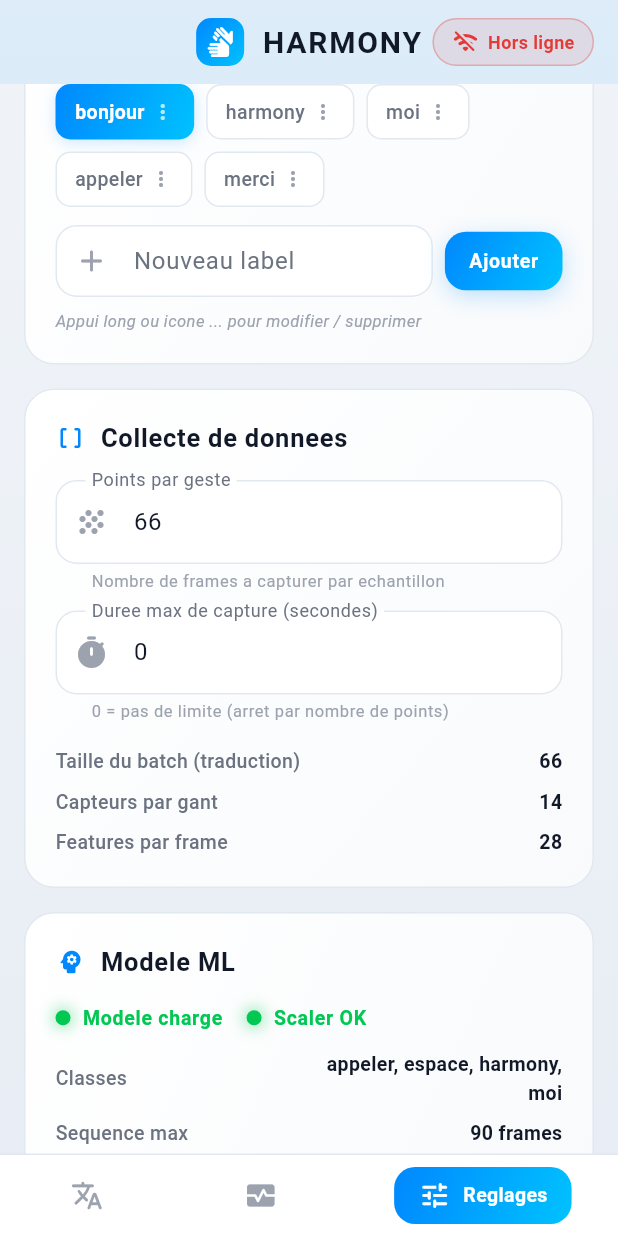
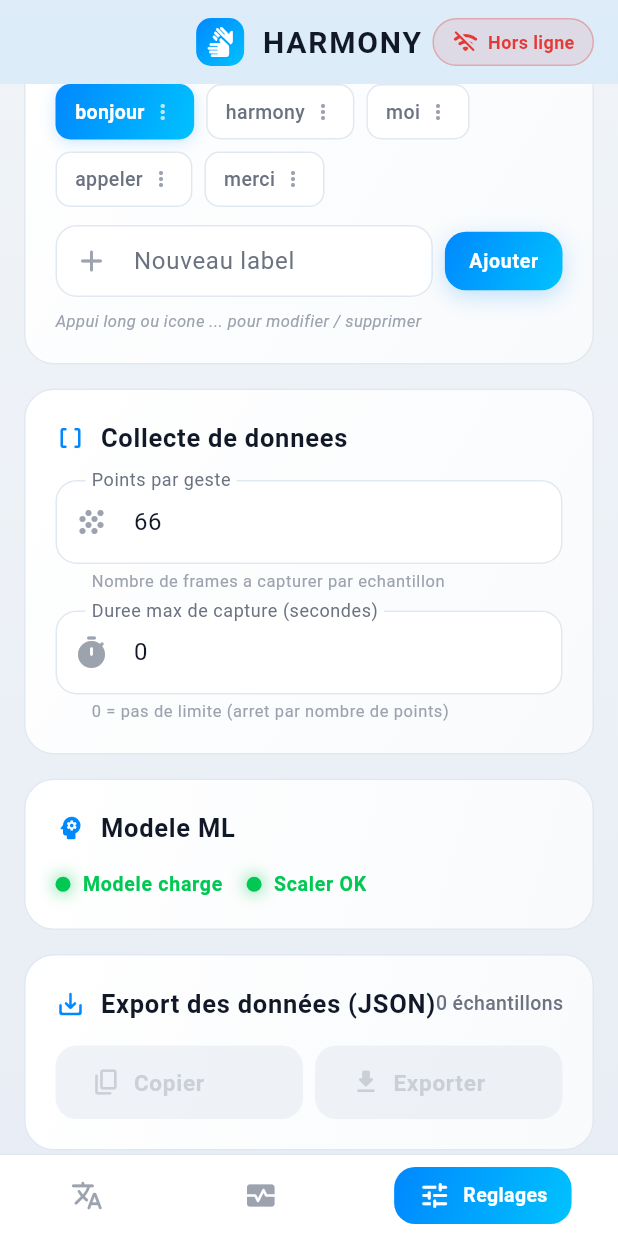
Before and after one commit to TF-Jordan/HF, a Flutter app: the screen it shows after launch, item 3 of the bottom bar chosen, scrolled down 576 dp, on a phone screen of 412 x 824 dp. Run offline on Flutter 3.47's test engine with Material 3 defaults, Android fonts, the phone set to English and light mode, and no system bars; our stand-ins replace camera; missing offline and left inert: dart:ffi, exif.

Commit message:
correction des bugs

```diff
--- a/lib/screens/settings/settings_screen.dart
+++ b/lib/screens/settings/settings_screen.dart
@@ -531,24 +531,6 @@ class _SettingsScreenState extends State<SettingsScreen> {
               }
             },
           ),
-          const SizedBox(height: 16),
-          _InfoRow(
-            label: 'Taille du batch (traduction)',
-            value: '${AppConstants.translationBatchSize}',
-            c: c,
-          ),
-          const SizedBox(height: 8),
-          _InfoRow(
-            label: 'Capteurs par gant',
-            value: '${AppConstants.sensorCountPerDevice}',
-            c: c,
-          ),
-          const SizedBox(height: 8),
-          _InfoRow(
-            label: 'Features par frame',
-            value: '${AppConstants.numFeatures}',
-            c: c,
-          ),
         ],
       ),
     );
@@ -591,18 +573,6 @@ class _SettingsScreenState extends State<SettingsScreen> {
               style: TextStyle(color: c.error, fontSize: 12),
             ),
           ],
-          const SizedBox(height: 12),
-          _InfoRow(
-            label: 'Classes',
-            value: AppConstants.gestureClasses.join(', '),
-            c: c,
-          ),
-          const SizedBox(height: 8),
-          _InfoRow(
-            label: 'Sequence max',
-            value: '${AppConstants.maxSequenceLength} frames',
-            c: c,
-          ),
         ],
       ),
     );
@@ -617,10 +587,10 @@ class _SettingsScreenState extends State<SettingsScreen> {
         crossAxisAlignment: CrossAxisAlignment.start,
         children: [
           SectionHeader(
-            title: 'Export des donnees',
+            title: 'Export des données (JSON)',
             icon: Icons.save_alt_rounded,
             trailing: Text(
-              '${rec.totalSamples} echantillons',
+              '${rec.totalSamples} échantillons',
               style: TextStyle(
                 color: c.textSecondary,
                 fontSize: 13,
@@ -633,7 +603,7 @@ class _SettingsScreenState extends State<SettingsScreen> {
             children: [
               Expanded(
                 child: GradientButton(
-                  label: 'Copier JSON',
+                  label: 'Copier',
                   icon: Icons.copy_rounded,
                   gradient: c.successGradient,
                   onPressed: rec.totalSamples > 0
@@ -655,7 +625,7 @@ class _SettingsScreenState extends State<SettingsScreen> {
               const SizedBox(width: 8),
               Expanded(
                 child: GradientButton(
-                  label: 'Exporter fichier',
+                  label: 'Exporter',
                   icon: Icons.file_download_rounded,
                   gradient: c.successGradient,
                   onPressed: rec.totalSamples > 0
@@ -723,12 +693,6 @@ class _SettingsScreenState extends State<SettingsScreen> {
           _InfoRow(
             label: 'Description',
             value: AppConstants.appTagline,
-            c: c,
-          ),
-          const SizedBox(height: 8),
-          _InfoRow(
-            label: 'Plateforme',
-            value: 'Flutter / Dart',
             c: c,
           ),
         ],
--- a/lib/screens/translation/translation_screen.dart
+++ b/lib/screens/translation/translation_screen.dart
@@ -238,12 +238,6 @@ class _TranslationScreenState extends State<TranslationScreen> {
       padding: const EdgeInsets.symmetric(vertical: 4),
       child: Row(
         children: [
-          StatusIndicator(
-            active: conn.isConnected,
-            label: conn.isConnected ? 'ESP32' : 'Hors ligne',
-            activeColor: c.success,
-            inactiveColor: c.error,
-          ),
           const SizedBox(width: 12),
           StatusIndicator(
             active: t.modelReady,
```
